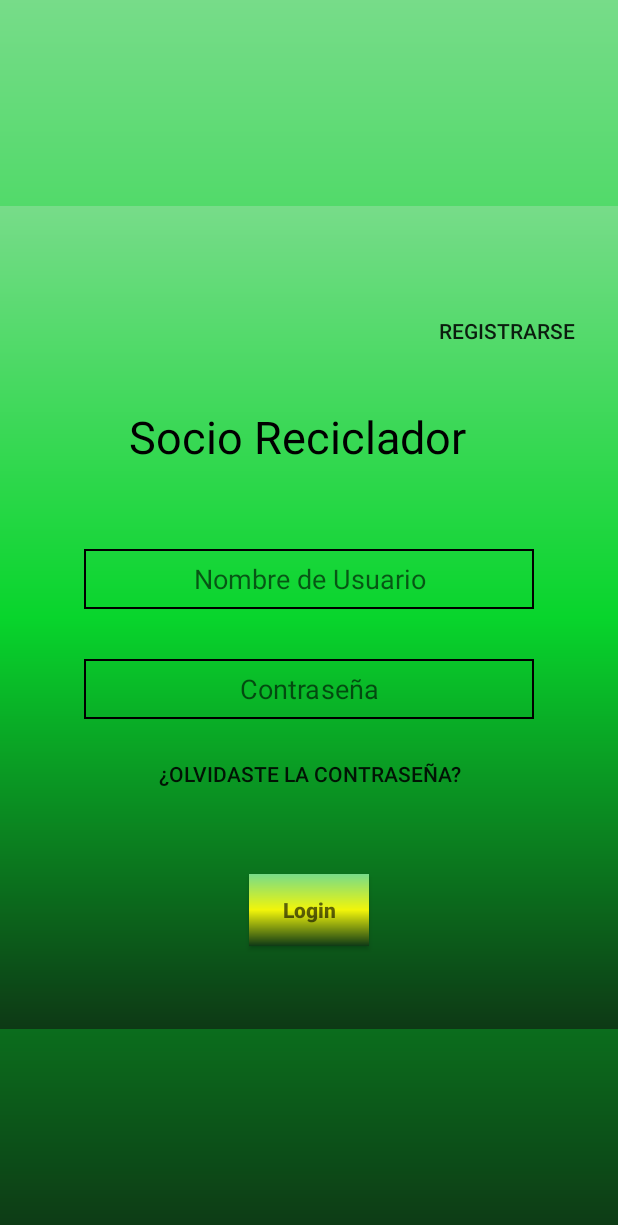
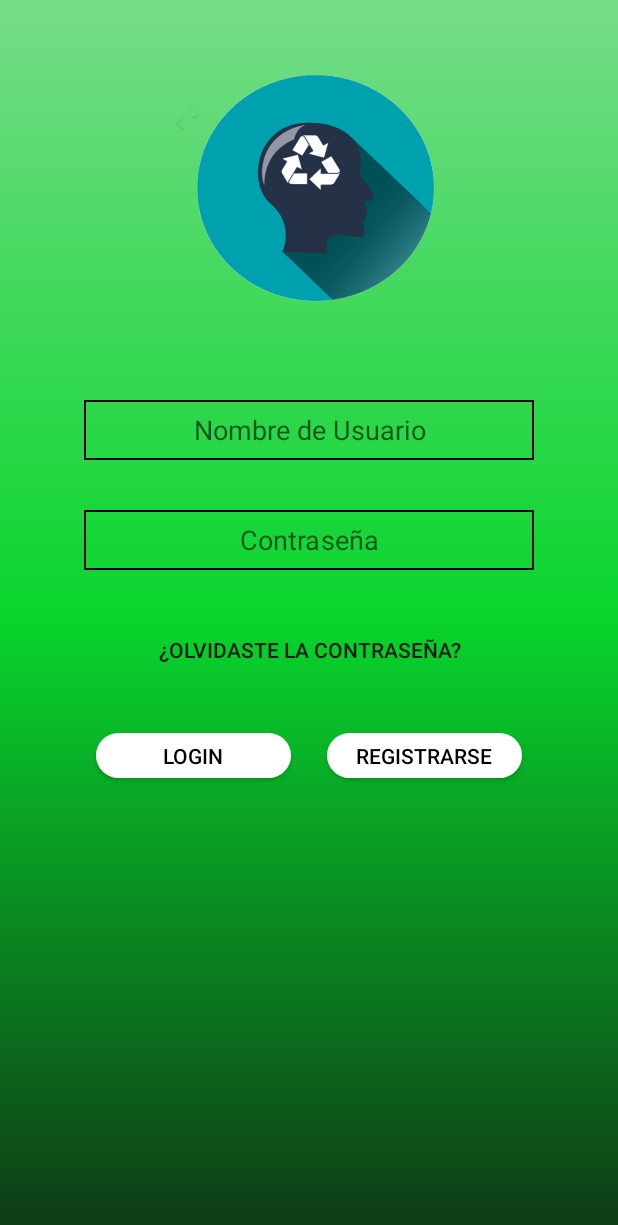
Before and after one commit to equipo2ua/Reciclador, an Android app: the screen it shows after launch (InicioSesion), on a phone screen of 412 x 824 dp. Shown: the top 1225 px of the screen. Run offline under Robolectric (Android 15) with nearby library versions, the phone set to English and light mode, and no system bars.

Commit message:
inicio sesión

```diff
--- /dev/null
+++ b/app/src/main/res/drawable/bg_ripple.xml
@@ -0,0 +1,7 @@
+<?xml version="1.0" encoding="utf-8"?>
+<shape xmlns:android="http://schemas.android.com/apk/res/android">
+    <corners android:radius="150dp"/>
+    <stroke android:color="@color/colorBlanco"
+        android:width="5px"/>
+    <solid android:color="@color/colorBlanco"/>
+</shape>
--- /dev/null
+++ b/app/src/main/res/drawable/bt_dos.xml
@@ -0,0 +1,7 @@
+<?xml version="1.0" encoding="utf-8"?>
+<ripple xmlns:android="http://schemas.android.com/apk/res/android"
+    android:color="#023d61"
+    >
+    <item android:drawable="@drawable/bg_ripple" />
+
+</ripple>
--- /dev/null
+++ b/app/src/main/res/drawable/txt_bt2.xml
@@ -0,0 +1,6 @@
+<?xml version="1.0" encoding="utf-8"?>
+<selector xmlns:android="http://schemas.android.com/apk/res/android">
+    <item android:color="#000" android:state_pressed="false"/>
+    <item android:color="@color/colorBlanco" android:state_pressed="true"/>
+
+</selector>
--- a/app/src/main/res/layout/activity_inicio_sesion.xml
+++ b/app/src/main/res/layout/activity_inicio_sesion.xml
@@ -3,16 +3,7 @@
     xmlns:app="http://schemas.android.com/apk/res-auto"
     xmlns:tools="http://schemas.android.com/tools"
     android:layout_width="match_parent"
-    android:layout_height="match_parent"
-    tools:context=".RegistroUsuario">
-
-    <ScrollView
-        android:id="@+id/SV1"
-        android:layout_width="match_parent"
-        android:layout_height="match_parent"
-        android:orientation="vertical"
-        android:background="@drawable/bg_color"
-        app:layout_constraintTop_toTopOf="parent">
+    android:layout_height="match_parent">
 
 
     <LinearLayout
@@ -22,37 +13,25 @@
         android:background="@drawable/bg_color"
         android:orientation="vertical">
 
-                <Button
-                    android:id="@+id/button"
-                    android:layout_width="147dp"
-                    android:layout_height="34dp"
-                    android:layout_gravity="end"
-                    android:layout_marginTop="66dp"
-                    android:background="#0000"
-                    android:text="@string/boton_Registraese1" />
 
-                <TextView
-                    android:id="@+id/textView4"
-                    style="@android:style/Widget.TextView.SpinnerItem"
-                    android:layout_width="240dp"
-                    android:layout_height="52dp"
+        <ImageView
+            android:id="@+id/imageView5"
+            android:layout_marginTop="23dp"
+            android:layout_width="200dp"
+            android:layout_height="200dp"
             android:layout_gravity="center"
-                    android:layout_marginTop="33dp"
-                    android:text="@string/title_SR"
-                    android:textSize="30sp" />
+            android:src="@drawable/login" />
 
         <EditText
             android:id="@+id/editText2"
             android:layout_width="300dp"
             android:layout_height="40dp"
+            android:padding="5dp"
             android:layout_gravity="center"
             android:layout_marginTop="43dp"
-                    android:autofillHints=""
             android:background="@drawable/efect_et2"
-                    android:ems="10"
             android:hint="@string/nombre_usuario"
             android:inputType="textPersonName"
-                    android:padding="5dp"
             android:textAlignment="center" />
 
 
@@ -63,8 +42,9 @@
             android:layout_gravity="center"
             android:layout_marginTop="33dp"
             android:autofillHints=""
+            android:ems="10"
             android:background="@drawable/efect_et2"
-                    android:ems="10"
+
             android:hint="@string/Contraseña"
             android:inputType="textPassword"
             android:textAlignment="center" />
@@ -72,29 +52,54 @@
         <Button
             android:id="@+id/button2"
             style="@style/Widget.AppCompat.Button"
-                    android:layout_width="249dp"
-                    android:layout_height="34dp"
+            android:layout_width="300dp"
+            android:layout_height="40dp"
             android:layout_gravity="center"
-                    android:layout_marginTop="19dp"
+            android:layout_marginTop="33dp"
+            android:autofillHints=""
+            android:ems="10"
             android:background="#0000"
             android:text="@string/tvolvidaste" />
 
+        <LinearLayout
+            android:layout_width="match_parent"
+            android:layout_height="wrap_content"
+            android:orientation="horizontal"
+            android:gravity="center"
+            android:layout_marginTop="23dp">
             <Button
                 android:id="@+id/button4"
-                    android:layout_width="80dp"
-                    android:layout_height="48dp"
-                    android:layout_gravity="center"
-                    android:layout_marginTop="50dp"
-                    android:layout_marginBottom="55dp"
-                    android:textColor="@color/colorNegro"
-                    android:background="@drawable/bg_color2"
-                    android:textStyle="bold"
-                    android:hint="@string/Login"
+                android:layout_marginBottom="12dp"
+                android:layout_marginTop="12dp"
+                android:layout_marginRight="12dp"
+                android:layout_width="130dp"
+                android:layout_height="30dp"
+                android:textColor="@drawable/txt_bt2"
+                android:background="@drawable/bt_dos"
+                android:text="@string/Login"
                 />
+
+            <Button
+                android:id="@+id/button"
+                android:layout_marginBottom="12dp"
+                android:layout_marginTop="12dp"
+                android:layout_marginLeft="12dp"
+                android:layout_width="130dp"
+                android:layout_height="30dp"
+                android:textColor="@drawable/txt_bt2"
+                android:background="@drawable/bt_dos"
+                android:text="@string/boton_Registraese1" />
+            />
+
+        </LinearLayout>
+        <LinearLayout
+            android:layout_width="match_parent"
+            android:layout_height="wrap_content"
+            android:orientation="horizontal">
+        </LinearLayout>
 
 
     </LinearLayout>
 
-    </ScrollView>
 
 </androidx.constraintlayout.widget.ConstraintLayout>
```
Also changed, not shown: app/src/main/res/drawable-v24/login.png (added), app/src/main/res/drawable/login.png (added). Lines whose indentation alone changed are shown as unchanged.
